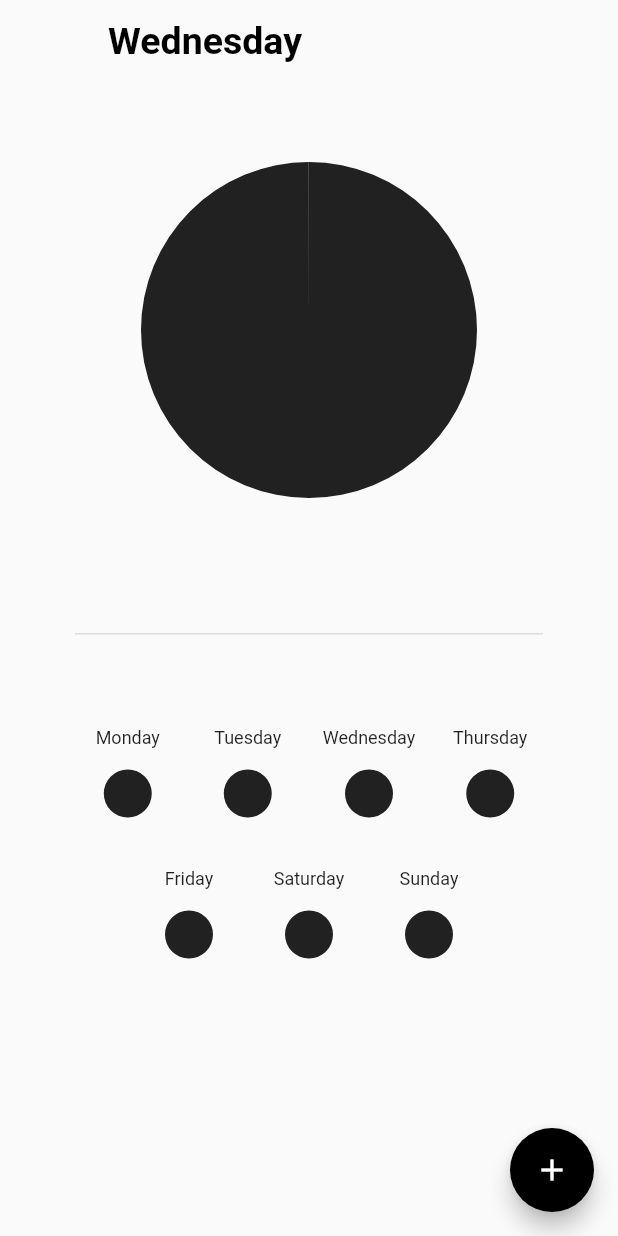
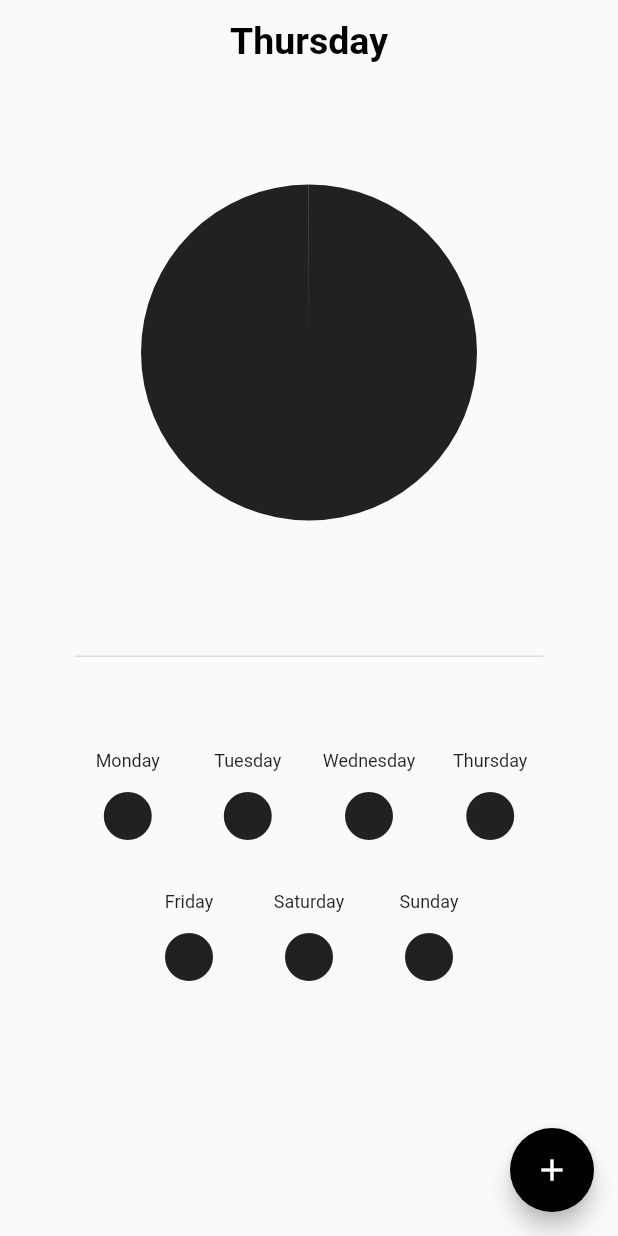
Before and after one commit to theiskaa/Visual-Time, a Flutter app: the screen it shows after launch, on a phone screen of 412 x 824 dp. Run offline on Flutter 3.47's test engine with Material 2 defaults, Android fonts, the light colour scheme and no system bars; our stand-ins replace hive, hive_flutter, logger, syncfusion_flutter_charts; accounts and stored records are empty.

Commit message:
Feature/dynamic-day-changing (#8)
Add method to choose the right day when app is starting and add comments for /core files

```diff
--- a/lib/core/model/task.dart
+++ b/lib/core/model/task.dart
@@ -53,12 +53,14 @@ class Task extends HiveObject implements VTModel {
         hours = json?['hours'],
         minutes = json?['minutes'];
 
+  // Calculates task's total time
   double get totalTime {
     double rightMinute = double.parse('0.$minutes');
     double total = hours! + rightMinute;
     return total;
   }
 
+  // An already built task to fill the day chart.
   Task remainingTimeFiller(double totalTime) {
     int hours = totalTime.floor();
     int minutes = int.parse('$totalTime'.replaceAll('$hours.', ''));
--- a/lib/core/model/vt_model.dart
+++ b/lib/core/model/vt_model.dart
@@ -8,5 +8,6 @@ abstract class VTModel {
   // Get data to json format.
   Map<String, dynamic> toJson();
 
+  // A decorator for concrete model.
   dynamic copyWith();
 }
--- a/lib/core/services/local_db_service.dart
+++ b/lib/core/services/local_db_service.dart
@@ -4,6 +4,7 @@ import 'package:hive_flutter/hive_flutter.dart';
 import 'package:vtime/core/model/day.dart';
 import 'package:vtime/core/model/task.dart';
 
+/// A utilities class which contains shortcuts for hive db.
 class LocalDBService {
   static Box<Task> mondayBox() => Hive.box<Task>('monday');
   static Box<Task> tuesdayBox() => Hive.box<Task>('tuesday');
@@ -13,6 +14,7 @@ class LocalDBService {
   static Box<Task> saturdayBox() => Hive.box<Task>('saturday');
   static Box<Task> sundayBox() => Hive.box<Task>('sunday');
 
+  // Get right box listenable by day's name.
   ValueListenable<Box<Task>> rightListenableValue(Day day) {
     var values = {
       'Monday': LocalDBService.mondayBox().listenable(),
@@ -26,6 +28,7 @@ class LocalDBService {
     return values[day.name]!;
   }
 
+  // Get right hive box by index.
   Box<Task> rightBoxByCheckBoxId(int i) {
     var values = {
       0: mondayBox(),
@@ -40,6 +43,7 @@ class LocalDBService {
     return values[i]!;
   }
 
+  // Get right task key by checkbox id.
   String rightTaskKeyCheckBoxId(int i) {
     var values = {
       0: 'Monday',
--- /dev/null
+++ b/lib/core/utils/utils.dart
@@ -0,0 +1,12 @@
+import 'package:vtime/core/model/day.dart';
+
+// Standart week days list by [Day] class.
+const weekDays = <Day>[
+  Day(name: 'Monday'),
+  Day(name: 'Tuesday'),
+  Day(name: 'Wednesday'),
+  Day(name: 'Thursday'),
+  Day(name: 'Friday'),
+  Day(name: 'Saturday'),
+  Day(name: 'Sunday'),
+];
--- a/lib/view/home.dart
+++ b/lib/view/home.dart
@@ -3,6 +3,7 @@ import 'package:flutter/material.dart';
 import 'package:vtime/core/model/day.dart';
 import 'package:vtime/core/model/task.dart';
 import 'package:vtime/core/services/local_db_service.dart';
+import 'package:vtime/core/utils/utils.dart';
 import 'package:vtime/view/create.dart';
 import 'package:hive_flutter/hive_flutter.dart';
 import 'package:vtime/view/day_view.dart';
@@ -23,17 +24,51 @@ class _HomeState extends State<Home> {
   final titleTextController = TextEditingController();
   final localDbService = LocalDBService();
 
-  var todaysBox = LocalDBService.wednesdayBox().listenable();
+  late Day today = weekDays[0];
+  late ValueListenable<Box<Task>> todaysBox;
 
-  List<Day> weekDays = <Day>[
-    const Day(name: 'Monday'),
-    const Day(name: 'Tuesday'),
-    const Day(name: 'Wednesday'),
-    const Day(name: 'Thursday'),
-    const Day(name: 'Friday'),
-    const Day(name: 'Saturday'),
-    const Day(name: 'Sunday'),
-  ];
+  @override
+  void initState() {
+    super.initState();
+    _refreshContent();
+  }
+
+  // Just contains cases appertitate to week days.
+  // And listens now(WeekDay) and makes right fun. calling.
+  void _refreshContent() {
+    var cases = {
+      DateTime.monday: () {
+        today = weekDays[0];
+        todaysBox = localDbService.rightListenableValue(weekDays[0]);
+      },
+      DateTime.tuesday: () {
+        today = weekDays[1];
+        todaysBox = localDbService.rightListenableValue(weekDays[1]);
+      },
+      DateTime.wednesday: () {
+        today = weekDays[2];
+        todaysBox = localDbService.rightListenableValue(weekDays[2]);
+      },
+      DateTime.thursday: () {
+        today = weekDays[3];
+        todaysBox = localDbService.rightListenableValue(weekDays[3]);
+      },
+      DateTime.friday: () {
+        today = weekDays[4];
+        todaysBox = localDbService.rightListenableValue(weekDays[4]);
+      },
+      DateTime.saturday: () {
+        today = weekDays[5];
+        todaysBox = localDbService.rightListenableValue(weekDays[5]);
+      },
+      DateTime.sunday: () {
+        today = weekDays[6];
+        todaysBox = localDbService.rightListenableValue(weekDays[6]);
+      },
+    };
+
+    return cases[DateTime.now().weekday]!.call();
+  }
 
   @override
   Widget build(BuildContext context) {
@@ -41,9 +76,9 @@ class _HomeState extends State<Home> {
       appBar: TransparentAppBar(
         disableLeading: true,
         titleWidget: GestureDetector(
-          onTap: () => openNewDay(2, context, weeks: weekDays),
+          onTap: () => openNewDay(0, context, day: today, todaysBox: todaysBox),
           child: Text(
-            weekDays[2].name ?? 'Today',
+            today.name ?? 'Today',
             style: const TextStyle(
               color: Colors.black,
               fontWeight: FontWeight.w600,
@@ -53,7 +88,7 @@ class _HomeState extends State<Home> {
         ),
       ),
       body: SingleChildScrollView(
-        padding: const EdgeInsets.symmetric(vertical: 15),
+        padding: const EdgeInsets.symmetric(vertical: 30),
         child: Column(
           mainAxisAlignment: MainAxisAlignment.center,
           children: [
@@ -67,7 +102,7 @@ class _HomeState extends State<Home> {
             const SizedBox(height: 50),
             ViewUtils().divider,
             const SizedBox(height: 50),
-            WeekView(weeks: weekDays),
+            const WeekView(weeks: weekDays),
           ],
         ),
       ),
@@ -119,13 +154,21 @@ class WeekView extends StatelessWidget {
   }
 }
 
-void openNewDay(int i, BuildContext context, {List? weeks}) {
+void openNewDay(
+  int i,
+  BuildContext context, {
+  List? weeks,
+  Day? day,
+  dynamic todaysBox,
+}) {
   Navigator.push(
     context,
     MaterialPageRoute(
       builder: (context) => DayView(
-        day: weeks?[i],
-        dayBox: LocalDBService().rightListenableValue(weeks?[i]),
+        day: weeks?[i] ?? day,
+        dayBox: (weeks != null)
+            ? LocalDBService().rightListenableValue(weeks[i])
+            : todaysBox,
       ),
     ),
   );
--- a/lib/view/widgets/appbars.dart
+++ b/lib/view/widgets/appbars.dart
@@ -18,6 +18,7 @@ class TransparentAppBar extends StatelessWidget with PreferredSizeWidget {
       elevation: 0,
       backgroundColor: Colors.transparent,
       title: titleWidget,
+      centerTitle: true,
       leading: disableLeading
           ? const SizedBox.shrink()
           : IconButton(
```
Also changed, not shown: lib/core/model/task.g.dart, 3 other files.
